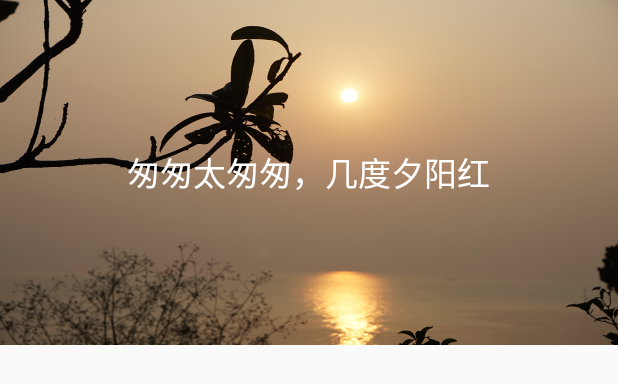
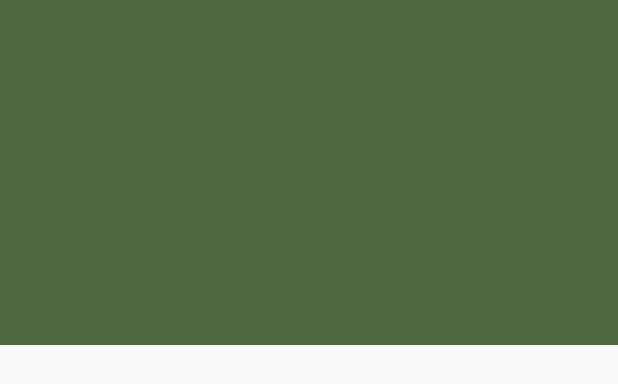
Before and after one commit to li-yu/FakeWeather, an Android app: the layout activity_about.xml on its own in the app's theme, with its tools: preview values and no code run, on a phone screen of 412 x 824 dp. Shown: the top 384 px of the screen. Run offline under Robolectric (Android 15) with nearby library versions, the phone set to English and light mode, and no system bars.

Commit message:
关于界面新增幻灯片展示功能

```diff
--- a/app/src/main/java/com/liyu/suzhoubus/ui/MainActivity.java
+++ b/app/src/main/java/com/liyu/suzhoubus/ui/MainActivity.java
@@ -1,6 +1,7 @@
 package com.liyu.suzhoubus.ui;
 
 import android.content.Intent;
+import android.os.Build;
 import android.os.Bundle;
 import android.support.design.widget.NavigationView;
 import android.support.v4.app.Fragment;
@@ -11,6 +12,8 @@ import android.support.v7.app.ActionBarDrawerToggle;
 import android.support.v7.widget.Toolbar;
 import android.view.MenuItem;
 import android.view.View;
+import android.view.Window;
+import android.view.WindowManager;
 
 import com.liyu.suzhoubus.AppGlobal;
 import com.liyu.suzhoubus.R;
--- a/app/src/main/java/com/liyu/suzhoubus/utils/WeatherUtil.java
+++ b/app/src/main/java/com/liyu/suzhoubus/utils/WeatherUtil.java
@@ -1,4 +1,5 @@
 package com.liyu.suzhoubus.utils;
+
 
 import com.google.gson.reflect.TypeToken;
 import com.liyu.suzhoubus.App;
@@ -6,7 +7,6 @@ import com.liyu.suzhoubus.http.RetrofitManager;
 import com.liyu.suzhoubus.model.HeWeather5;
 import com.liyu.suzhoubus.model.WeatherBean;
 
-import java.io.IOException;
 import java.io.InputStream;
 import java.util.HashMap;
 import java.util.List;
@@ -64,8 +64,8 @@ public class WeatherUtil {
             is.read(buffer);
             is.close();
             return new String(buffer, "utf-8");
-
-        } catch (IOException e) {
+        } catch (Exception e) {
+            e.printStackTrace();
             return null;
         }
     }
--- a/app/src/main/res/layout/activity_about.xml
+++ b/app/src/main/res/layout/activity_about.xml
@@ -25,43 +25,14 @@
                 android:fitsSystemWindows="true"
                 app:layout_collapseMode="parallax">
 
-                <ImageView
-                    android:id="@+id/bannner"
+                <ImageSwitcher
+                    android:id="@+id/imageSwitcher"
                     android:layout_width="match_parent"
                     android:layout_height="match_parent"
-                    android:scaleType="fitXY"
-                    android:src="@drawable/header"
+                    android:background="?attr/colorPrimary"
                     app:layout_collapseMode="parallax"
                     app:layout_collapseParallaxMultiplier="0.7"
                     app:layout_scrollFlags="scroll|enterAlwaysCollapsed"/>
-
-                <LinearLayout
-                    android:layout_width="match_parent"
-                    android:layout_height="wrap_content"
-                    android:layout_centerInParent="true"
-                    android:gravity="center"
-                    android:orientation="vertical">
-
-                    <TextView
-                        android:id="@+id/tv_app_info"
-                        android:layout_width="wrap_content"
-                        android:layout_height="wrap_content"
-                        android:textColor="@color/white"
-                        android:textSize="22sp"
-                        android:text="匆匆太匆匆，几度夕阳红"
-                        />
-                </LinearLayout>
-
-                <TextView
-                    android:id="@+id/tv_app_version"
-                    android:layout_width="wrap_content"
-                    android:layout_height="wrap_content"
-                    android:layout_alignParentBottom="true"
-                    android:layout_centerHorizontal="true"
-                    android:layout_marginBottom="8dp"
-                    android:layout_marginRight="8dp"
-                    android:textColor="@color/white"
-                    android:textSize="14sp"/>
 
             </RelativeLayout>
 
--- a/app/src/main/res/layout/fragment_gank.xml
+++ b/app/src/main/res/layout/fragment_gank.xml
@@ -2,12 +2,14 @@
     xmlns:android="http://schemas.android.com/apk/res/android"
     xmlns:app="http://schemas.android.com/apk/res-auto"
     android:id="@+id/fristLayout"
+    android:fitsSystemWindows="true"
     android:layout_width="match_parent"
     android:layout_height="match_parent">
 
     <android.support.design.widget.AppBarLayout
         android:layout_width="match_parent"
         android:layout_height="wrap_content"
+        android:fitsSystemWindows="true"
         app:theme="@style/ThemeOverlay.AppCompat.Dark.ActionBar">
 
         <android.support.v7.widget.Toolbar
@@ -30,6 +32,7 @@
         android:layout_width="match_parent"
         android:layout_height="match_parent"
         android:background="#F2F7FA"
+        android:fitsSystemWindows="true"
         app:layout_behavior="@string/appbar_scrolling_view_behavior"/>
 
 </android.support.design.widget.CoordinatorLayout>
--- a/app/src/main/res/values/colors.xml
+++ b/app/src/main/res/values/colors.xml
@@ -5,6 +5,7 @@
     <color name="colorAccent">@color/kale</color>
     <color name="black">#000000</color>
     <color name="white">#ffffff</color>
+    <color name="transparent">#00ffffff</color>
 
     <color name="lapis_blue">#014284</color>
     <color name="pale_dogwood">#ECCAC0</color>
```
Also changed, not shown: app/src/main/assets/weather1.json (added, +53 -0 lines), app/src/main/java/com/liyu/suzhoubus/ui/setting/AboutActivity.java (+61 -3 lines), app/src/main/res/anim/zoom_in.xml (added, +10 -0 lines), app/src/main/res/anim/zoom_out.xml (added, +11 -0 lines), app/src/main/res/drawable/header.png (deleted).
